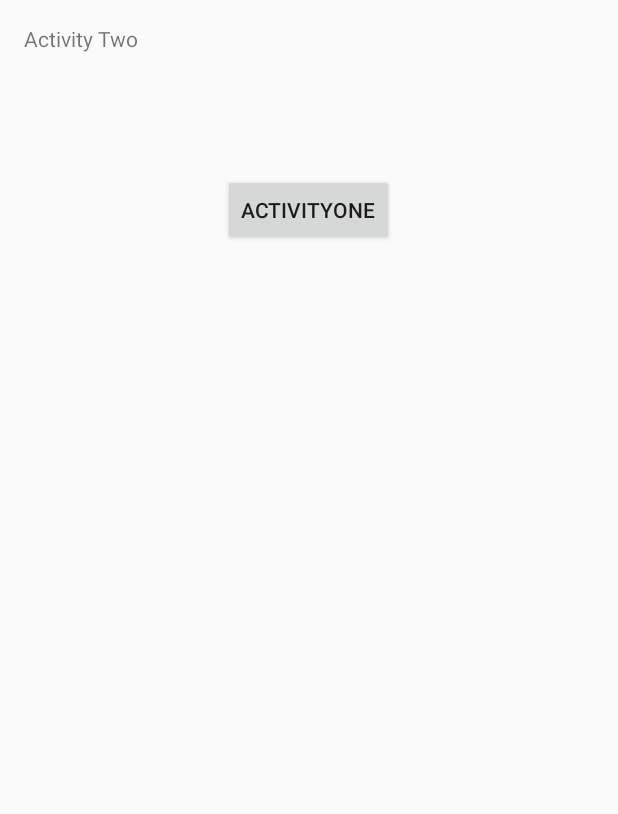
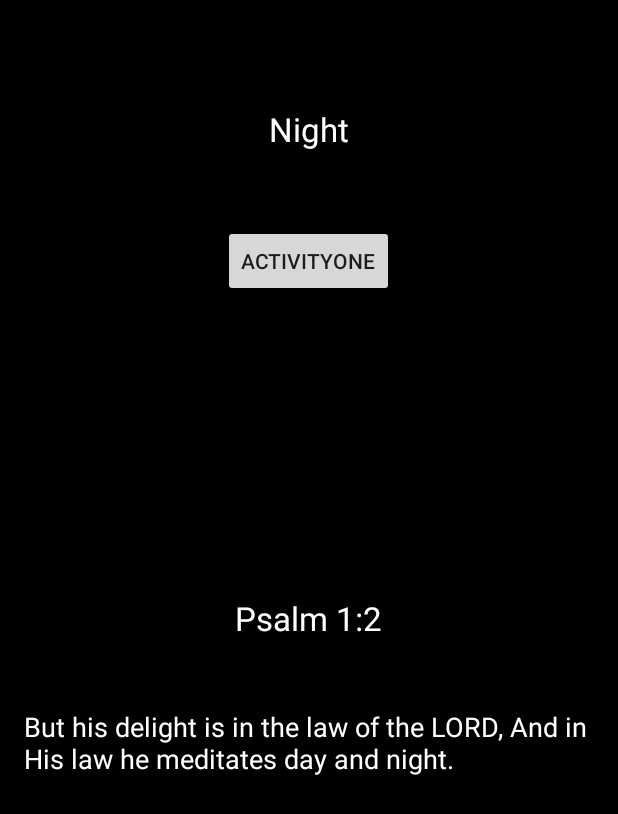
Before and after one commit to kevoconnor/Android, an Android app: the ActivityTwo screen opened directly, with no data from a screen before it, on a phone screen of 412 x 824 dp. Shown: the top 814 px of the screen. Run offline under Robolectric (Android 15) with nearby library versions, the phone set to English and light mode, and no system bars.

Commit message:
ImplementActivity

```diff
--- a/AndroidStudioProjects/ImplementActivity/app/src/main/res/layout/activity_activity_two.xml
+++ b/AndroidStudioProjects/ImplementActivity/app/src/main/res/layout/activity_activity_two.xml
@@ -5,21 +5,47 @@
     android:paddingLeft="16dp"
     android:paddingRight="16dp"
     android:paddingTop="16dp"
-    android:paddingBottom="16dp">
+    android:paddingBottom="16dp"
+    android:background="#000000">
+
+    <Button
+    android:layout_width="wrap_content"
+    android:layout_height="wrap_content"
+    android:text="ActivityOne"
+    android:onClick="startActivityOne"
+    android:id="@+id/startOne"
+    android:layout_marginTop="49dp"
+    android:layout_below="@+id/night"
+    android:layout_centerHorizontal="true" />
 
     <TextView
         android:layout_width="wrap_content"
         android:layout_height="wrap_content"
-        android:text="Activity Two"
-        android:id="@+id/actTwo" />
+        android:textAppearance="?android:attr/textAppearanceLarge"
+        android:text="Night"
+        android:id="@+id/night"
+        android:layout_alignParentTop="true"
+        android:layout_centerHorizontal="true"
+        android:layout_marginTop="55dp"
+        android:textColor="#FFFFFF" />
 
-    <Button
+    <TextView
         android:layout_width="wrap_content"
         android:layout_height="wrap_content"
-        android:text="ActivityOne"
-        android:onClick="startActivityOne"
-        android:id="@+id/startOne"
-        android:layout_alignParentTop="true"
+        android:textAppearance="?android:attr/textAppearanceLarge"
+        android:text="Psalm 1:2"
+        android:id="@+id/text2"
+        android:layout_centerVertical="true"
         android:layout_centerHorizontal="true"
-        android:layout_marginTop="100dp" />
+        android:textColor="#FFFFFF" />
+
+    <TextView
+        android:layout_width="wrap_content"
+        android:layout_height="wrap_content"
+        android:textAppearance="?android:attr/textAppearanceMedium"
+        android:text="But his delight is in the law of the LORD, And in His law he meditates day and night."
+        android:layout_below="@+id/text2"
+        android:layout_alignParentEnd="true"
+        android:layout_marginTop="45dp"
+        android:textColor="#FFFFFF" />
 </RelativeLayout>
```
Also changed, not shown: AndroidStudioProjects/ImplementActivity/app/src/main/java/com/example/kevinoconnor/implementactivity/ActivityOne.java (+1 -10 lines), AndroidStudioProjects/ImplementActivity/app/src/main/res/layout/activity_activity_one.xml (+34 -8 lines), 2 other files.
